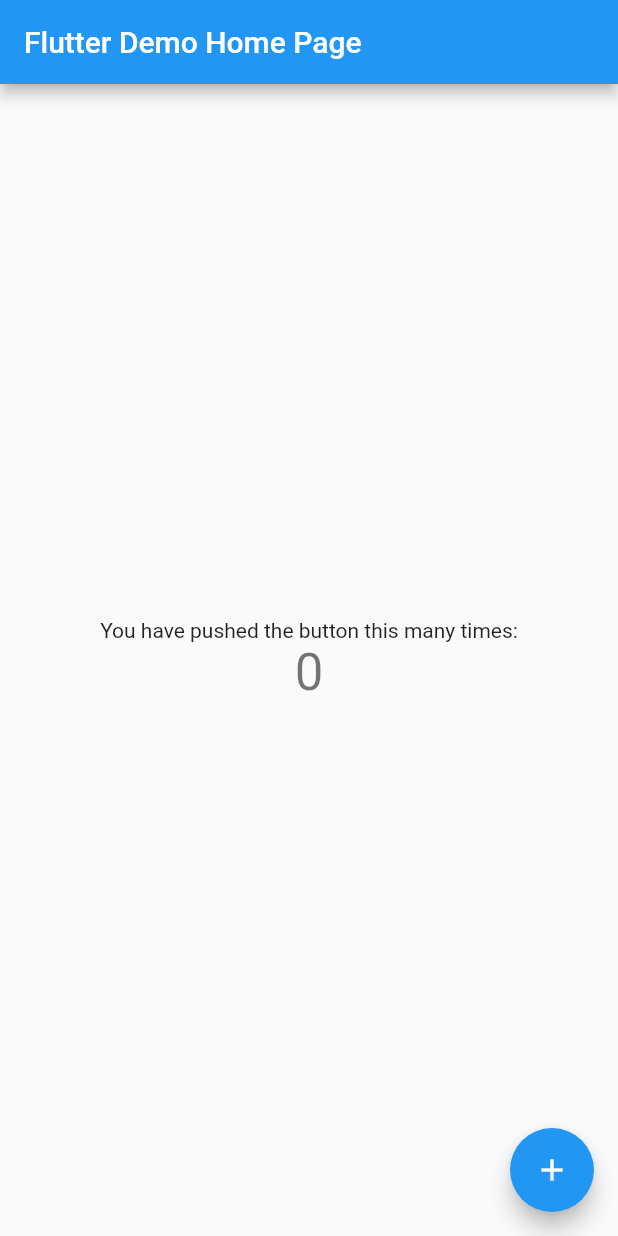
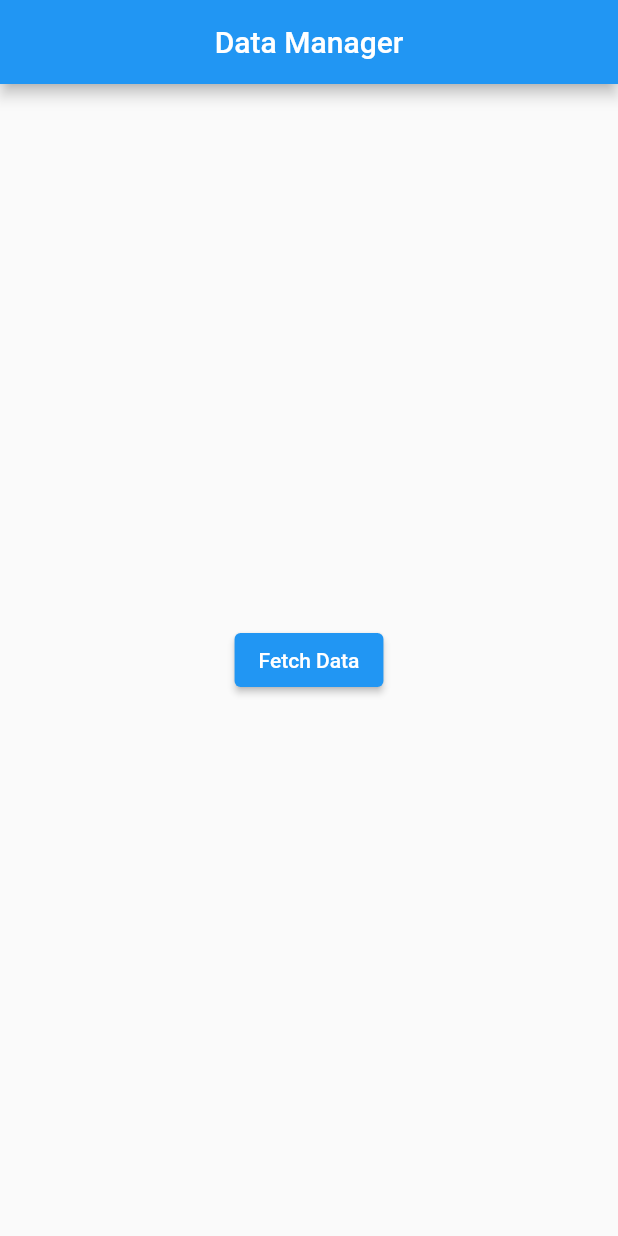
Before and after one commit to hadiuzzaman524/Json-Placeholder-exercise-with-flutter, a Flutter app: the screen it shows after launch, on a phone screen of 412 x 824 dp. Run offline on Flutter 3.47's test engine with Material 2 defaults, Android fonts, the phone set to English and light mode, and no system bars; our stand-ins replace bloc, flutter_bloc.

Commit message:
complete the project

```diff
--- /dev/null
+++ b/project2/lib/cubits/helper_state.dart
@@ -0,0 +1,25 @@
+class HelperState {
+  HelperState init() {
+    return HelperState();
+  }
+
+  HelperState clone() {
+    return HelperState();
+  }
+}
+
+class InitialState extends HelperState {}
+
+class LoadingState extends HelperState {}
+
+class LoadedState extends HelperState {
+  String jsonBody;
+
+  LoadedState(this.jsonBody);
+}
+
+class ErrorState extends HelperState {
+  String errorMessage;
+
+  ErrorState(this.errorMessage);
+}
--- /dev/null
+++ b/project2/lib/data/model.dart
@@ -0,0 +1,37 @@
+// To parse this JSON data, do
+//
+//     final welcome = welcomeFromJson(jsonString);
+
+import 'dart:convert';
+
+List<Welcome> welcomeFromJson(String str) => List<Welcome>.from(json.decode(str).map((x) => Welcome.fromJson(x)));
+
+String welcomeToJson(List<Welcome> data) => json.encode(List<dynamic>.from(data.map((x) => x.toJson())));
+
+class Welcome {
+  Welcome({
+    required this.userId,
+    required this.id,
+    required this.title,
+    required this.body,
+  });
+
+  int userId;
+  int id;
+  String title;
+  String body;
+
+  factory Welcome.fromJson(Map<String, dynamic> json) => Welcome(
+    userId: json["userId"],
+    id: json["id"],
+    title: json["title"],
+    body: json["body"],
+  );
+
+  Map<String, dynamic> toJson() => {
+    "userId": userId,
+    "id": id,
+    "title": title,
+    "body": body,
+  };
+}
--- a/project2/lib/main.dart
+++ b/project2/lib/main.dart
@@ -1,4 +1,7 @@
 import 'package:flutter/material.dart';
+import 'package:flutter_bloc/flutter_bloc.dart';
+import 'package:project2/cubits/helper_cubit.dart';
+import 'package:project2/screens/home.dart';
 
 void main() {
   runApp(const MyApp());
@@ -11,105 +14,12 @@ class MyApp extends StatelessWidget {
   @override
   Widget build(BuildContext context) {
     return MaterialApp(
-      title: 'Flutter Demo',
-      theme: ThemeData(
-        // This is the theme of your application.
-        //
-        // Try running your application with "flutter run". You'll see the
-        // application has a blue toolbar. Then, without quitting the app, try
-        // changing the primarySwatch below to Colors.green and then invoke
-        // "hot reload" (press "r" in the console where you ran "flutter run",
-        // or simply save your changes to "hot reload" in a Flutter IDE).
-        // Notice that the counter didn't reset back to zero; the application
-        // is not restarted.
-        primarySwatch: Colors.blue,
-      ),
-      home: const MyHomePage(title: 'Flutter Demo Home Page'),
-    );
+        theme: ThemeData(
+          primarySwatch: Colors.blue,
+        ),
+        home: BlocProvider(
+          create: (context) => HelperCubit(),
+          child: const Home(),
+        ));
   }
 }
-
-class MyHomePage extends StatefulWidget {
-  const MyHomePage({Key? key, required this.title}) : super(key: key);
-
-  // This widget is the home page of your application. It is stateful, meaning
-  // that it has a State object (defined below) that contains fields that affect
-  // how it looks.
-
-  // This class is the configuration for the state. It holds the values (in this
-  // case the title) provided by the parent (in this case the App widget) and
-  // used by the build method of the State. Fields in a Widget subclass are
-  // always marked "final".
-
-  final String title;
-
-  @override
-  State<MyHomePage> createState() => _MyHomePageState();
-}
-
-class _MyHomePageState extends State<MyHomePage> {
-  int _counter = 0;
-
-  void _incrementCounter() {
-    setState(() {
-      // This call to setState tells the Flutter framework that something has
-      // changed in this State, which causes it to rerun the build method below
-      // so that the display can reflect the updated values. If we changed
-      // _counter without calling setState(), then the build method would not be
-      // called again, and so nothing would appear to happen.
-      _counter++;
-    });
-  }
-
-  @override
-  Widget build(BuildContext context) {
-    // This method is rerun every time setState is called, for instance as done
-    // by the _incrementCounter method above.
-    //
-    // The Flutter framework has been optimized to make rerunning build methods
-    // fast, so that you can just rebuild anything that needs updating rather
-    // than having to individually change instances of widgets.
-    return Scaffold(
-      appBar: AppBar(
-        // Here we take the value from the MyHomePage object that was created by
-        // the App.build method, and use it to set our appbar title.
-        title: Text(widget.title),
-      ),
-      body: Center(
-        // Center is a layout widget. It takes a single child and positions it
-        // in the middle of the parent.
-        child: Column(
-          // Column is also a layout widget. It takes a list of children and
-          // arranges them vertically. By default, it sizes itself to fit its
-          // children horizontally, and tries to be as tall as its parent.
-          //
-          // Invoke "debug painting" (press "p" in the console, choose the
-          // "Toggle Debug Paint" action from the Flutter Inspector in Android
-          // Studio, or the "Toggle Debug Paint" command in Visual Studio Code)
-          // to see the wireframe for each widget.
-          //
-          // Column has various properties to control how it sizes itself and
-          // how it positions its children. Here we use mainAxisAlignment to
-          // center the children vertically; the main axis here is the vertical
-          // axis because Columns are vertical (the cross axis would be
-          // horizontal).
-          mainAxisAlignment: MainAxisAlignment.center,
-          children: <Widget>[
-            const Text(
-              'You have pushed the button this many times:',
-            ),
-            Text(
-              '$_counter',
-              style: Theme.of(context).textTheme.headline4,
-            ),
-          ],
-        ),
-      ),
-      floatingActionButton: FloatingActionButton(
-        onPressed: _incrementCounter,
-        tooltip: 'Increment',
-        child: const Icon(Icons.add),
-      ), // This trailing comma makes auto-formatting nicer for build methods.
-    );
-  }
-}
--- /dev/null
+++ b/project2/lib/screens/home.dart
@@ -0,0 +1,44 @@
+import 'package:flutter/material.dart';
+import 'package:flutter_bloc/flutter_bloc.dart';
+import 'package:project2/data/model.dart';
+import 'package:project2/screens/second.dart';
+import 'package:project2/widgets/button.dart';
+
+import '../cubits/helper_cubit.dart';
+import '../cubits/helper_state.dart';
+
+class Home extends StatelessWidget {
+  const Home({Key? key}) : super(key: key);
+
+  @override
+  Widget build(BuildContext context) {
+    return Scaffold(
+      appBar: AppBar(
+        title: const Text("Data Manager"),
+        centerTitle: true,
+      ),
+      body: Center(
+          child: BlocConsumer<HelperCubit, HelperState>(
+        listener: (ctx, state) {
+          if (state is LoadedState) {
+            final List<Welcome> list = welcomeFromJson(state.jsonBody);
+            Navigator.push(context,
+                MaterialPageRoute(builder: (ctx) => SecondPage(list: list)));
+          }
+        },
+        builder: (context, state) {
+          if (state is InitialState) {
+            return const FetchButton();
+          }
+          if (state is LoadingState) {
+            return const CircularProgressIndicator();
+          }
+          if (state is ErrorState) {
+            return Text(state.errorMessage);
+          }
+          return const FetchButton();
+        },
+      )),
+    );
+  }
+}
--- /dev/null
+++ b/project2/lib/widgets/button.dart
@@ -0,0 +1,19 @@
+import 'package:flutter/material.dart';
+import 'package:flutter_bloc/flutter_bloc.dart';
+
+import '../cubits/helper_cubit.dart';
+import '../screens/second.dart';
+
+class FetchButton extends StatelessWidget {
+  const FetchButton({Key? key}) : super(key: key);
+
+  @override
+  Widget build(BuildContext context) {
+    return ElevatedButton(
+      onPressed: () async {
+       await BlocProvider.of<HelperCubit>(context).fetchData();
+      },
+      child: const Text("Fetch Data"),
+    );
+  }
+}
--- a/project2/pubspec.yaml
+++ b/project2/pubspec.yaml
@@ -34,6 +34,9 @@ dependencies:
   # The following adds the Cupertino Icons font to your application.
   # Use with the CupertinoIcons class for iOS style icons.
   cupertino_icons: ^1.0.2
+  flutter_bloc: ^8.0.1
+  bloc: ^8.0.2
+  http: ^0.13.4
 
 dev_dependencies:
   flutter_test:
```
Also changed, not shown: project2/lib/cubits/helper_cubit.dart (added, +22 -0 lines), project2/lib/cubits/helper_view.dart (added, +21 -0 lines), project2/lib/data/fetch_from_internet.dart (added, +19 -0 lines), project2/lib/screens/second.dart (added, +36 -0 lines), project2/pubspec.lock.
